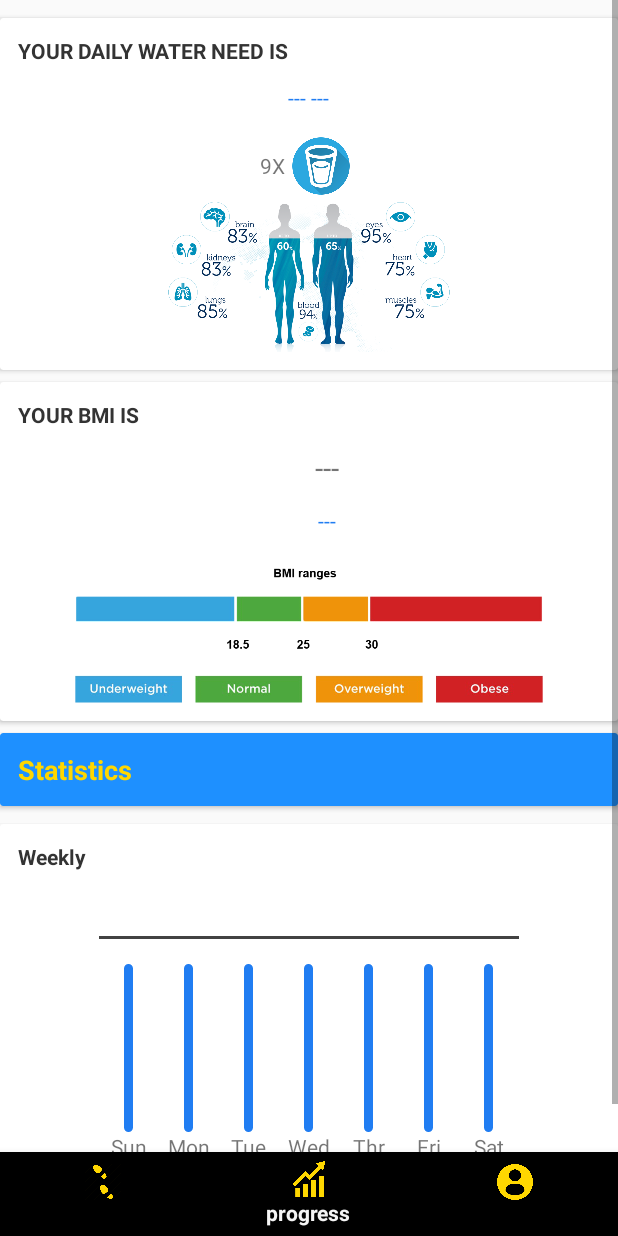
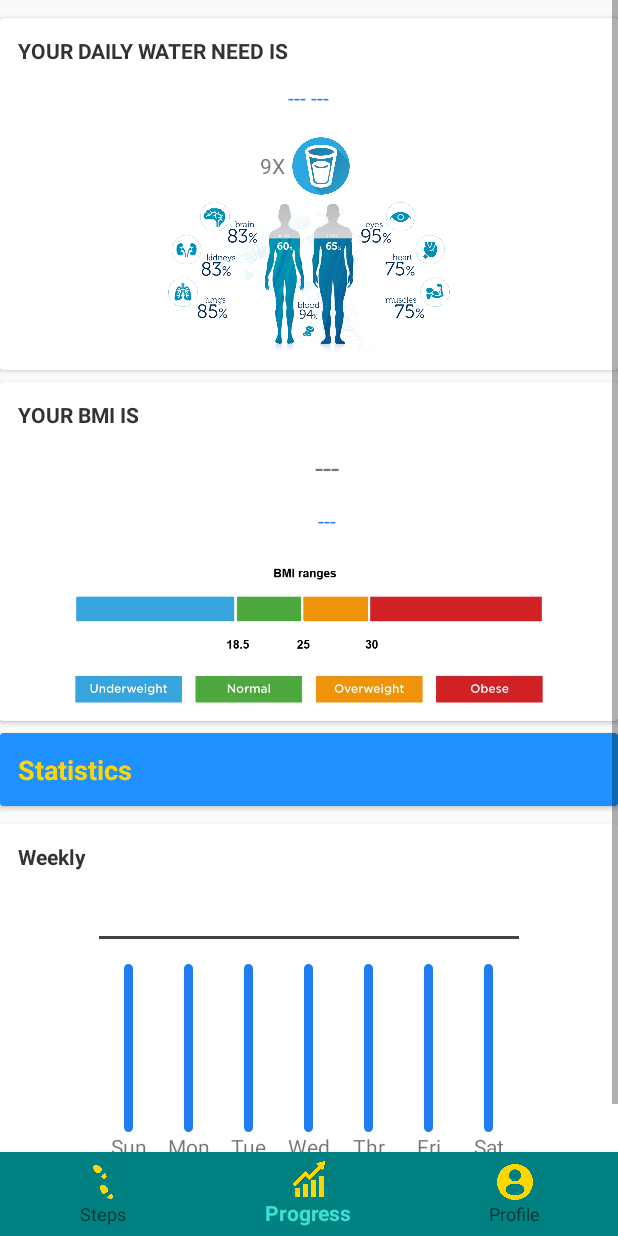
Before and after one commit to vikaspal210/StepCounter, an Android app: the fragment ProfileFragment placed in its activity, item 2 of the bottom bar chosen, on a phone screen of 412 x 824 dp. Run offline under Robolectric (Android 15) with nearby library versions, the phone set to English and light mode, and no system bars.

Commit message:
BottomNavigationView in ProfileFragment NumberPicker not showing PROBLEM Solved.

```diff
--- a/app/src/main/java/com/example/cas/stepcounter/ProfileFragment.java
+++ b/app/src/main/java/com/example/cas/stepcounter/ProfileFragment.java
@@ -1,5 +1,4 @@
 package com.example.cas.stepcounter;
-
 
 import android.app.Fragment;
 import android.os.Bundle;
@@ -49,6 +48,7 @@ public class ProfileFragment extends Fragment implements NumberPicker.OnValueCha
         heightCV.setOnClickListener(new View.OnClickListener() {
             @Override
             public void onClick(View v) {
+                Toast.makeText(getActivity().getBaseContext(), "Testing touch of CV", Toast.LENGTH_SHORT).show();
                 showNumberPicker(v);
             }
         });
@@ -87,6 +87,7 @@ public class ProfileFragment extends Fragment implements NumberPicker.OnValueCha
     public void showNumberPicker(View view) {
         NumberDialogFragment newFragment = new NumberDialogFragment();
         newFragment.setValueChangeListener(this);
+        newFragment.show(getFragmentManager(), "dsd");
     }
 
     public void setTextToLayouts() {
@@ -102,4 +103,5 @@ public class ProfileFragment extends Fragment implements NumberPicker.OnValueCha
         weight = UserInfo.getDefaults(UserInfo.WEIGHT, getActivity().getBaseContext());
         age = UserInfo.getDefaults(UserInfo.AGE, getActivity().getBaseContext());
     }
+
 }
--- a/app/src/main/java/com/example/cas/stepcounter/ProgressFragment.java
+++ b/app/src/main/java/com/example/cas/stepcounter/ProgressFragment.java
@@ -47,12 +47,12 @@ public class ProgressFragment extends Fragment {
 
 
         if (MainActivity.isFirstRun) {
-            Toast.makeText(getContext(), "Empty", Toast.LENGTH_SHORT).show();
+            Toast.makeText(getActivity().getBaseContext(), "Empty", Toast.LENGTH_SHORT).show();
         } else {
             //initialize weight,height,age.
-            mWeight = Float.valueOf(UserInfo.getDefaults(UserInfo.WEIGHT, getContext()));
-            mAge = Float.valueOf(UserInfo.getDefaults(UserInfo.AGE, getContext()));
-            mHeight = Float.valueOf(UserInfo.getDefaults(UserInfo.HEIGHT, getContext()));
+            mWeight = Float.valueOf(UserInfo.getDefaults(UserInfo.WEIGHT, getActivity().getBaseContext()));
+            mAge = Float.valueOf(UserInfo.getDefaults(UserInfo.AGE, getActivity().getBaseContext()));
+            mHeight = Float.valueOf(UserInfo.getDefaults(UserInfo.HEIGHT, getActivity().getBaseContext()));
 
             //calculate water
             waterIntakeValue = dailyWaterIntakeCalculator(mWeight, mAge);
--- a/app/src/main/java/com/example/cas/stepcounter/stepFragment.java
+++ b/app/src/main/java/com/example/cas/stepcounter/stepFragment.java
@@ -33,6 +33,7 @@ public class stepFragment extends Fragment implements SensorEventListener, StepL
         // Required empty public constructor
     }
 
+    //code for newInstance
     public static stepFragment newInstance() {
         return new stepFragment();
     }
--- a/app/src/main/res/layout/activity_main.xml
+++ b/app/src/main/res/layout/activity_main.xml
@@ -18,6 +18,8 @@
         android:layout_width="match_parent"
         android:layout_height="wrap_content"
         android:layout_alignParentBottom="true"
+        android:background="@color/Teal"
+        android:backgroundTint="@color/Teal"
         app:itemIconTint="@color/Gold"
         app:menu="@menu/bottom_navigation" />
 
--- a/app/src/main/res/menu/bottom_navigation.xml
+++ b/app/src/main/res/menu/bottom_navigation.xml
@@ -3,15 +3,15 @@
     <item
         android:id="@+id/action_steps"
         android:icon="@drawable/steps"
-        android:title="steps" />
+        android:title="Steps" />
 
     <item
         android:id="@+id/action_progress"
         android:icon="@drawable/progress"
-        android:title="progress" />
+        android:title="Progress" />
 
     <item
         android:id="@+id/action_profile"
         android:icon="@drawable/profile"
-        android:title="profile" />
+        android:title="Profile" />
 </menu>
--- a/app/src/main/res/values/styles.xml
+++ b/app/src/main/res/values/styles.xml
@@ -16,5 +16,9 @@
         <item name="windowActionBar">false</item>
         <item name="android:windowFullscreen">false</item>
         <item name="android:windowContentOverlay">@null</item>
+        <!-- Customize your theme here. -->
+        <item name="colorPrimary">@color/Turquoise</item>
+        <item name="colorPrimaryDark">@color/Teal</item>
+        <item name="colorAccent">@color/colorAccent</item>
     </style>
 </resources>
```
Also changed, not shown: app/src/main/java/com/example/cas/stepcounter/NumberDialogFragment.java (+6 -6 lines).
